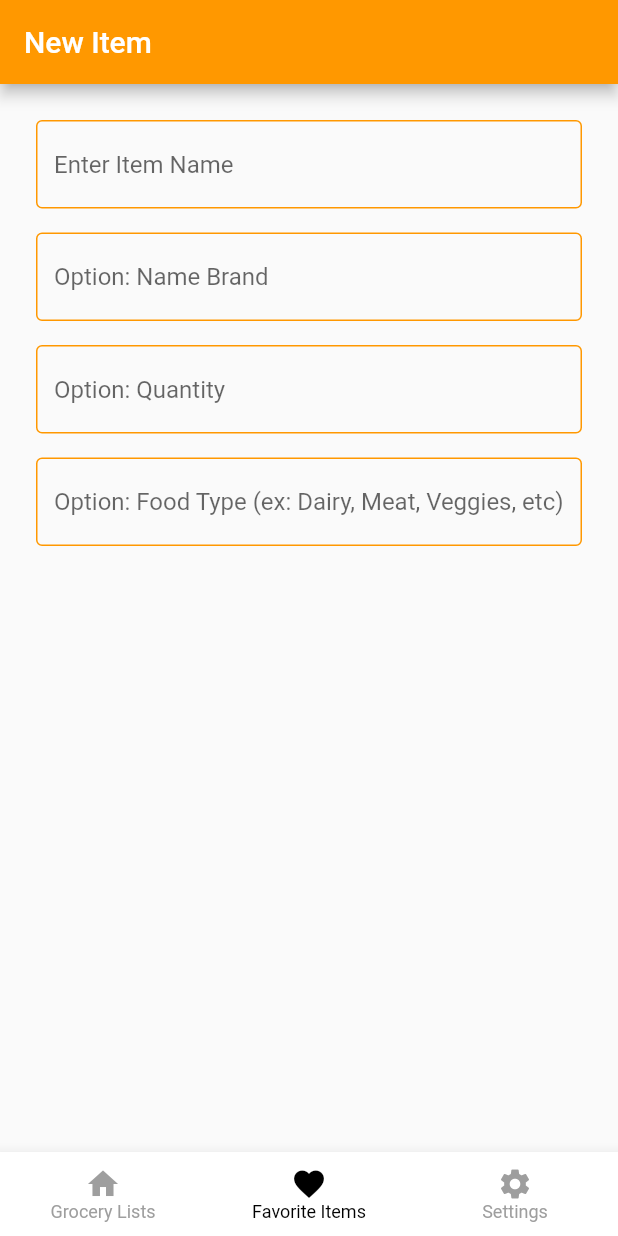
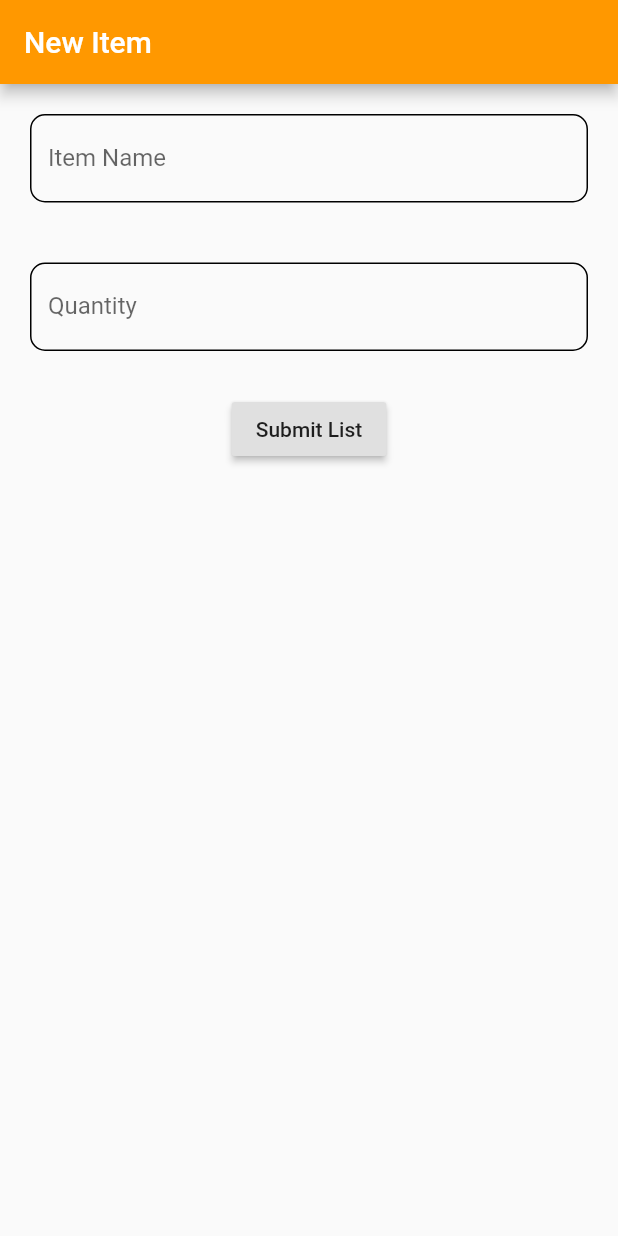
Before and after one commit to MasCair2k16/breadcrumbs, a Flutter app: the NewItemScreen screen opened directly, on a phone screen of 412 x 824 dp. Run offline on Flutter 3.47's test engine with Material 2 defaults, Android fonts, the phone set to English and light mode, and no system bars; our stand-ins replace cloud_firestore, firebase_auth, firebase_database; accounts and stored records are empty.

Commit message:
Added List Items now

```diff
--- a/bread_crumbs/lib/models/listItem.dart
+++ /dev/null
@@ -1,15 +0,0 @@
-class ListItem {
-  // field
-  String name;
-  String brand;
-  int quantity;
-  bool favorite;
-
-  // ignore: non_constant_identifier_names
-  Users(String name, String brand, int quantity, bool favorite) {
-    this.name = name;
-    this.brand = brand;
-    this.quantity = quantity;
-    this.favorite = favorite;
-  }
-}
--- a/bread_crumbs/lib/newObjects/newItem.dart
+++ b/bread_crumbs/lib/newObjects/newItem.dart
@@ -1,9 +1,13 @@
+import 'package:bread_crumbs/models/item.dart';
+import 'package:bread_crumbs/screens/itemlist.dart';
+import 'package:cloud_firestore/cloud_firestore.dart';
 import 'package:flutter/material.dart';
-import '../screens/listofLists.dart';
-import '../screens/settings.dart';
-import '../screens/favorites.dart';
 
 class NewItemScreen extends StatefulWidget {
+  final String uid;
+  final DocumentSnapshot listData;
+
+  NewItemScreen({Key key, this.uid, this.listData}) : super(key: key);
 
    @override
   _NewItemScreen createState() => _NewItemScreen();
@@ -11,13 +15,13 @@ class NewItemScreen extends StatefulWidget {
 
   class _NewItemScreen extends State<NewItemScreen> {
 
-  int _currentIndex = 1;
-
   @override
   Widget build(BuildContext context) {
 
+  final _formKey = GlobalKey<FormState>();
+  TextEditingController itemNameController = TextEditingController();
+  TextEditingController itemQuantityController = TextEditingController();
 
-    final textTheme = Theme.of(context).textTheme;
     return Scaffold(
 
       appBar: AppBar(
@@ -25,123 +29,79 @@ class NewItemScreen extends StatefulWidget {
         backgroundColor: Colors.orange,
       ),
 
-      body: Padding(
-        padding: const EdgeInsets.all(16.0),
+      body: Form(
+        key: _formKey,
         child: Center(
-          child: Column /*or Column*/(
+          child: Column /*or Column*/ (
             mainAxisAlignment: MainAxisAlignment.start,
             children: <Widget>[
 
+              // Text box
               Padding(
-                padding: const EdgeInsets.all(8.0),
-                child: TextField(
+                padding: EdgeInsets.all(20.0),
+                child: TextFormField(
+                  controller: itemNameController,
                   decoration: InputDecoration(
+                    labelText: "Item Name",
                     enabledBorder: OutlineInputBorder(
-                    borderSide: BorderSide(color: Colors.orange, width: 1.0),
+                      borderRadius: BorderRadius.circular(10.0),
                     ),
-                  hintText: 'Enter Item Name',
                   ),
+                  // The validator receives the text that the user has entered.
+                  validator: (value) {
+                    if (value.isEmpty) {
+                      return 'Enter Item Name';
+                    }
+                    return null;
+                  },
                 ),
               ),
 
+              // Text box
                 Padding(
-                padding: const EdgeInsets.all(8.0),
-                child: TextField(
+                  padding: EdgeInsets.all(20.0),
+                  child: TextFormField(
+                    controller: itemQuantityController,
                     decoration: InputDecoration(
+                      labelText: "Quantity",
                       enabledBorder: OutlineInputBorder(
-                    borderSide: BorderSide(color: Colors.orange, width: 1.0),
+                        borderRadius: BorderRadius.circular(10.0),
                       ),
-                  hintText: 'Option: Name Brand',
                     ),
+                    // The validator receives the text that the user has entered.
+                    validator: (value) {
+                      if (value.isEmpty) {
+                        return 'Enter a fun description!';
+                      }
+                      return null;
+                    },
                   ),
                 ),
 
+              // Submit Button
               Padding(
                 padding: const EdgeInsets.all(8.0),
-                child: TextField(
-                  decoration: InputDecoration(
-                    fillColor: Colors.white,
-                    enabledBorder: OutlineInputBorder(
-                    borderSide: BorderSide(color: Colors.orange, width: 1.0),
+                child: RaisedButton(
+                  onPressed: () {
+                    if (_formKey.currentState.validate()) {
+                      additem(itemNameController, itemQuantityController, widget.listData).then((_) =>
+                        Navigator.pushReplacement(
+                          context,
+                          PageRouteBuilder(
+                            pageBuilder: (context, animation1, animation2) =>
+                                ItemListScreen(uid: widget.uid, listData: widget.listData,),
                           ),
-                  hintText: 'Option: Quantity',
+                        )
+                      );
+
+                    }},
+                    child: Text('Submit List'),
                 ),
-                ),
-              ),
-
-
-              Padding(
-                padding: const EdgeInsets.all(8.0),
-                child: TextField(
-                  decoration: InputDecoration(
-                    enabledBorder: OutlineInputBorder(
-                    borderSide: BorderSide(color: Colors.orange, width: 1.0),
-                  ),
-                  hintText: 'Option: Food Type (ex: Dairy, Meat, Veggies, etc)',
-                  ),
-                ),
-              ),
-
-
+              )
             ],
           ),
         ),
       ),
-
-      // floatingActionButtonLocation: FloatingActionButtonLocation.centerDocked,
-      bottomNavigationBar: BottomNavigationBar(
-        type: BottomNavigationBarType.fixed,
-        currentIndex: _currentIndex,
-        backgroundColor: Colors.white,
-        selectedItemColor: Colors.black,
-        unselectedItemColor: Colors.grey,
-        selectedLabelStyle: textTheme.caption,
-        unselectedLabelStyle: textTheme.caption,
-        onTap: (value) {
-          // Respond to item press.
-          setState(() {
-            _currentIndex = value;
-
-             switch (_currentIndex) {
-              case 0:
-                Navigator.pushReplacement(
-                context, PageRouteBuilder(
-                  pageBuilder: (context, animation1, animation2) => ListScreen(),
-                  ),
-              );
-                break;
-              case 1:
-                Navigator.pushReplacement(
-                context, PageRouteBuilder(
-                  pageBuilder: (context, animation1, animation2) => FavoriteScreen(),
-                  ),
-                );
-                break;
-              case 2:
-                Navigator.pushReplacement(
-                context, PageRouteBuilder(
-                  pageBuilder: (context, animation1, animation2) => SettingScreen(),
-                  ),
-                );
-                break;
-            }
-          });
-        },
-        items: [
-          BottomNavigationBarItem(
-            title: Text('Grocery Lists'),
-            icon: Icon(Icons.home),
-          ),
-          BottomNavigationBarItem(
-            title: Text('Favorite Items'),
-            icon: Icon(Icons.favorite),
-          ),
-          BottomNavigationBarItem(
-            title: Text('Settings'),
-            icon: Icon(Icons.settings),
-          ),
-        ],
-      ),
     );
   }
 }
```
Also changed, not shown: bread_crumbs/lib/models/item.dart (added, +38 -0 lines), bread_crumbs/lib/screens/itemlist.dart (added, +152 -0 lines). Lines whose indentation alone changed are shown as unchanged.
